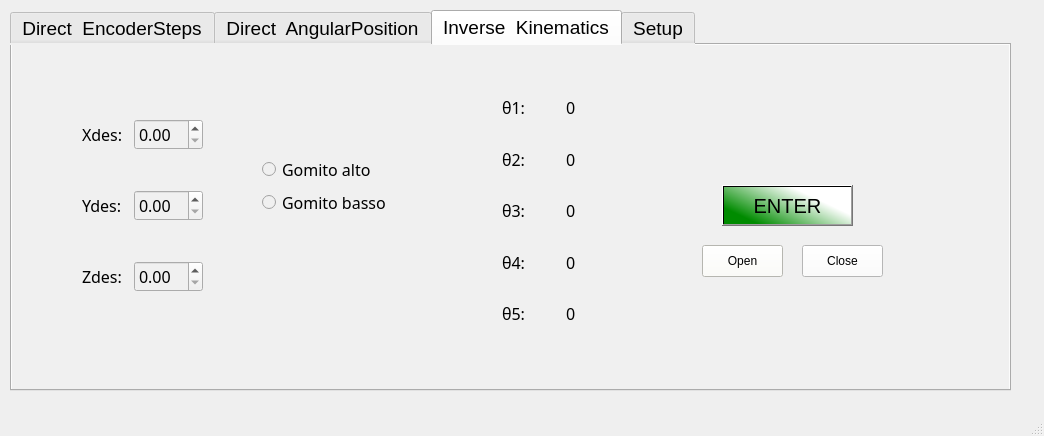
Before: the Qt Designer form pyUi/ScorbotUI/pyqtLib/qtfiles/UiClass.ui in Alfystar/Scorbot-CA, drawn with Qt 5.
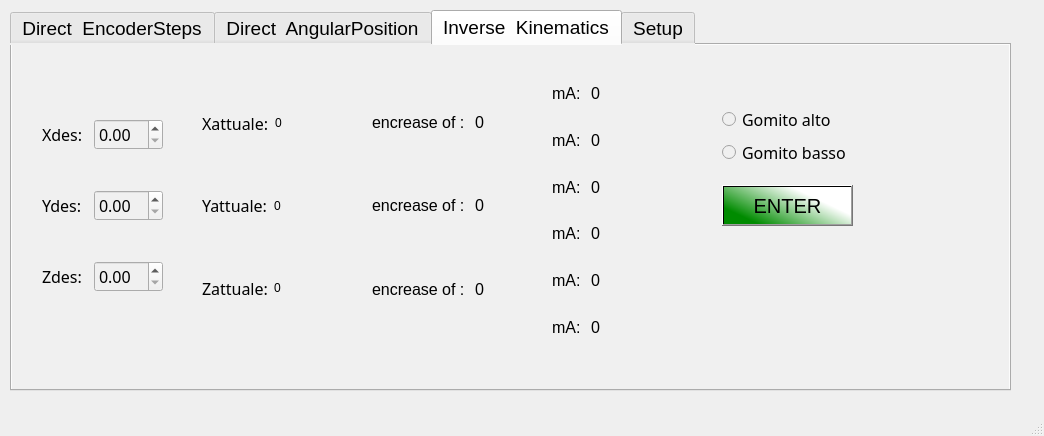
After: the same form once the commit is applied. The open tabs and pages were chosen to show the change. Icons and pictures are not drawn.

The edit to the form file:
```diff
--- a/pyUi/ScorbotUI/pyqtLib/qtfiles/UiClass.ui
+++ b/pyUi/ScorbotUI/pyqtLib/qtfiles/UiClass.ui
@@ -1898,233 +1898,6 @@
      <attribute name="title">
       <string>Inverse  Kinematics</string>
      </attribute>
-     <widget class="QWidget" name="layoutWidget_4">
-      <property name="geometry">
-       <rect>
-        <x>490</x>
-        <y>40</y>
-        <width>121</width>
-        <height>251</height>
-       </rect>
-      </property>
-      <property name="font">
-       <font>
-        <pointsize>14</pointsize>
-       </font>
-      </property>
-      <layout class="QVBoxLayout" name="VerticalLayout_teta_Invere">
-       <item>
-        <layout class="QHBoxLayout" name="horizontalLayout_4">
-         <item>
-          <widget class="QLabel" name="Teta1_inverse">
-           <property name="font">
-            <font>
-             <family>.SF NS Text</family>
-             <pointsize>12</pointsize>
-             <weight>50</weight>
-             <italic>false</italic>
-             <bold>false</bold>
-            </font>
-           </property>
-           <property name="styleSheet">
-            <string notr="true"/>
-           </property>
-           <property name="text">
-            <string>θ1:  </string>
-           </property>
-          </widget>
-         </item>
-         <item>
-          <widget class="QLabel" name="teta1_inverse_value">
-           <property name="font">
-            <font>
-             <family>.SF NS Text</family>
-             <pointsize>12</pointsize>
-             <weight>50</weight>
-             <italic>false</italic>
-             <bold>false</bold>
-            </font>
-           </property>
-           <property name="styleSheet">
-            <string notr="true"/>
-           </property>
-           <property name="text">
-            <string>0</string>
-           </property>
-          </widget>
-         </item>
-        </layout>
-       </item>
-       <item>
-        <layout class="QHBoxLayout" name="horizontalLayout_6">
-         <item>
-          <widget class="QLabel" name="teta2_inverse">
-           <property name="font">
-            <font>
-             <family>.SF NS Text</family>
-             <pointsize>12</pointsize>
-             <weight>50</weight>
-             <italic>false</italic>
-             <bold>false</bold>
-            </font>
-           </property>
-           <property name="styleSheet">
-            <string notr="true"/>
-           </property>
-           <property name="text">
-            <string>θ2:  </string>
-           </property>
-          </widget>
-         </item>
-         <item>
-          <widget class="QLabel" name="teta2_inverse_value">
-           <property name="font">
-            <font>
-             <family>.SF NS Text</family>
-             <pointsize>12</pointsize>
-             <weight>50</weight>
-             <italic>false</italic>
-             <bold>false</bold>
-            </font>
-           </property>
-           <property name="styleSheet">
-            <string notr="true"/>
-           </property>
-           <property name="text">
-            <string>0</string>
-           </property>
-          </widget>
-         </item>
-        </layout>
-       </item>
-       <item>
-        <layout class="QHBoxLayout" name="horizontalLayout_5">
-         <item>
-          <widget class="QLabel" name="teta3_inverse">
-           <property name="font">
-            <font>
-             <family>.SF NS Text</family>
-             <pointsize>12</pointsize>
-             <weight>50</weight>
-             <italic>false</italic>
-             <bold>false</bold>
-            </font>
-           </property>
-           <property name="styleSheet">
-            <string notr="true"/>
-           </property>
-           <property name="text">
-            <string>θ3:  </string>
-           </property>
-          </widget>
-         </item>
-         <item>
-          <widget class="QLabel" name="teta3_inverse_value">
-           <property name="font">
-            <font>
-             <family>.SF NS Text</family>
-             <pointsize>12</pointsize>
-             <weight>50</weight>
-             <italic>false</italic>
-             <bold>false</bold>
-            </font>
-           </property>
-           <property name="styleSheet">
-            <string notr="true"/>
-           </property>
-           <property name="text">
-            <string>0</string>
-           </property>
-          </widget>
-         </item>
-        </layout>
-       </item>
-       <item>
-        <layout class="QHBoxLayout" name="horizontalLayout_8">
-         <item>
-          <widget class="QLabel" name="teta4_inverse">
-           <property name="font">
-            <font>
-             <family>.SF NS Text</family>
-             <pointsize>12</pointsize>
-             <weight>50</weight>
-             <italic>false</italic>
-             <bold>false</bold>
-            </font>
-           </property>
-           <property name="styleSheet">
-            <string notr="true"/>
-           </property>
-           <property name="text">
-            <string>θ4:  </string>
-           </property>
-          </widget>
-         </item>
-         <item>
-          <widget class="QLabel" name="teta4_inverse_value">
-           <property name="font">
-            <font>
-             <family>.SF NS Text</family>
-             <pointsize>12</pointsize>
-             <weight>50</weight>
-             <italic>false</italic>
-             <bold>false</bold>
-            </font>
-           </property>
-           <property name="styleSheet">
-            <string notr="true"/>
-           </property>
-           <property name="text">
-            <string>0</string>
-           </property>
-          </widget>
-         </item>
-        </layout>
-       </item>
-       <item>
-        <layout class="QHBoxLayout" name="horizontalLayout_7">
-         <item>
-          <widget class="QLabel" name="teta5_inverse">
-           <property name="font">
-            <font>
-             <family>.SF NS Text</family>
-             <pointsize>12</pointsize>
-             <weight>50</weight>
-             <italic>false</italic>
-             <bold>false</bold>
-            </font>
-           </property>
-           <property name="styleSheet">
-            <string notr="true"/>
-           </property>
-           <property name="text">
-            <string>θ5:  </string>
-           </property>
-          </widget>
-         </item>
-         <item>
-          <widget class="QLabel" name="teta5_invers_value">
-           <property name="font">
-            <font>
-             <family>.SF NS Text</family>
-             <pointsize>12</pointsize>
-             <weight>50</weight>
-             <italic>false</italic>
-             <bold>false</bold>
-            </font>
-           </property>
-           <property name="styleSheet">
-            <string notr="true"/>
-           </property>
-           <property name="text">
-            <string>0</string>
-           </property>
-          </widget>
-         </item>
-        </layout>
-       </item>
-      </layout>
-     </widget>
      <widget class="QPushButton" name="PulsanteInvioPAgina_Inverse">
       <property name="geometry">
        <rect>
@@ -2149,7 +1922,7 @@
      <widget class="QWidget" name="layoutWidget">
       <property name="geometry">
        <rect>
-        <x>70</x>
+        <x>30</x>
         <y>40</y>
         <width>121</width>
         <height>241</height>
@@ -2282,43 +2055,11 @@
        </item>
       </layout>
      </widget>
-     <widget class="QPushButton" name="close3">
-      <property name="geometry">
-       <rect>
-        <x>790</x>
-        <y>200</y>
-        <width>81</width>
-        <height>32</height>
-       </rect>
-      </property>
-      <property name="styleSheet">
-       <string notr="true">background-color: rgb(255, 255, 255);</string>
-      </property>
-      <property name="text">
-       <string>Close</string>
-      </property>
-     </widget>
-     <widget class="QPushButton" name="open3">
-      <property name="geometry">
-       <rect>
-        <x>690</x>
-        <y>200</y>
-        <width>81</width>
-        <height>32</height>
-       </rect>
-      </property>
-      <property name="styleSheet">
-       <string notr="true">background-color: rgb(255, 255, 247);</string>
-      </property>
-      <property name="text">
-       <string>Open</string>
-      </property>
-     </widget>
      <widget class="QWidget" name="layoutWidget">
       <property name="geometry">
        <rect>
-        <x>250</x>
-        <y>110</y>
+        <x>710</x>
+        <y>60</y>
         <width>171</width>
         <height>61</height>
        </rect>
@@ -2370,6 +2111,455 @@
        </item>
       </layout>
      </widget>
+     <widget class="QWidget" name="layoutWidget_2">
+      <property name="geometry">
+       <rect>
+        <x>190</x>
+        <y>40</y>
+        <width>125</width>
+        <height>241</height>
+       </rect>
+      </property>
+      <layout class="QVBoxLayout" name="verticalLayout_7">
+       <property name="spacing">
+        <number>-1</number>
+       </property>
+       <item>
+        <layout class="QHBoxLayout" name="horizontalLayout_4">
+         <property name="sizeConstraint">
+          <enum>QLayout::SetDefaultConstraint</enum>
+         </property>
+         <item>
+          <widget class="QLabel" name="Xattuale">
+           <property name="font">
+            <font>
+             <family>.SF NS Text</family>
+             <pointsize>12</pointsize>
+             <weight>50</weight>
+             <italic>false</italic>
+             <bold>false</bold>
+             <kerning>true</kerning>
+            </font>
+           </property>
+           <property name="styleSheet">
+            <string notr="true"/>
+           </property>
+           <property name="text">
+            <string>Xattuale:</string>
+           </property>
+          </widget>
+         </item>
+         <item>
+          <widget class="QLabel" name="Xattuale_value">
+           <property name="text">
+            <string>0</string>
+           </property>
+          </widget>
+         </item>
+        </layout>
+       </item>
+       <item>
+        <layout class="QHBoxLayout" name="horizontalLayout_5">
+         <item>
+          <widget class="QLabel" name="Yattuale">
+           <property name="font">
+            <font>
+             <family>.SF NS Text</family>
+             <pointsize>12</pointsize>
+             <weight>50</weight>
+             <italic>false</italic>
+             <bold>false</bold>
+            </font>
+           </property>
+           <property name="styleSheet">
+            <string notr="true"/>
+           </property>
+           <property name="text">
+            <string>Yattuale:</string>
+           </property>
+          </widget>
+         </item>
+         <item>
+          <widget class="QLabel" name="Yattuale_value">
+           <property name="text">
+            <string>0</string>
+           </property>
+          </widget>
+         </item>
+        </layout>
+       </item>
+       <item>
+        <layout class="QHBoxLayout" name="horizontalLayout_6">
+         <item>
+          <widget class="QLabel" name="Zattuale">
+           <property name="font">
+            <font>
+             <family>.SF NS Text</family>
+             <pointsize>12</pointsize>
+             <weight>50</weight>
+             <italic>false</italic>
+             <bold>false</bold>
+            </font>
+           </property>
+           <property name="styleSheet">
+            <string notr="true"/>
+           </property>
+           <property name="text">
+            <string>Zattuale:</string>
+           </property>
+          </widget>
+         </item>
+         <item>
+          <widget class="QLabel" name="Zattuale_value">
+           <property name="text">
+            <string>0</string>
+           </property>
+          </widget>
+         </item>
+        </layout>
+       </item>
+      </layout>
+     </widget>
+     <widget class="QWidget" name="layoutWidget_4">
+      <property name="geometry">
+       <rect>
+        <x>540</x>
+        <y>30</y>
+        <width>111</width>
+        <height>271</height>
+       </rect>
+      </property>
+      <property name="font">
+       <font>
+        <pointsize>14</pointsize>
+       </font>
+      </property>
+      <layout class="QVBoxLayout" name="VmADir_4">
+       <property name="spacing">
+        <number>10</number>
+       </property>
+       <item>
+        <layout class="QHBoxLayout" name="horizontalLayout_73">
+         <item>
+          <widget class="QLabel" name="mA1_inv">
+           <property name="enabled">
+            <bool>true</bool>
+           </property>
+           <property name="sizePolicy">
+            <sizepolicy hsizetype="Fixed" vsizetype="Preferred">
+             <horstretch>0</horstretch>
+             <verstretch>0</verstretch>
+            </sizepolicy>
+           </property>
+           <property name="font">
+            <font>
+             <pointsize>12</pointsize>
+            </font>
+           </property>
+           <property name="text">
+            <string>mA:</string>
+           </property>
+          </widget>
+         </item>
+         <item>
+          <widget class="QLabel" name="mA1_inv_v">
+           <property name="font">
+            <font>
+             <pointsize>12</pointsize>
+            </font>
+           </property>
+           <property name="text">
+            <string>0</string>
+           </property>
+          </widget>
+         </item>
+        </layout>
+       </item>
+       <item>
+        <layout class="QHBoxLayout" name="horizontalLayout_74">
+         <item>
+          <widget class="QLabel" name="mA2_inv">
+           <property name="enabled">
+            <bool>true</bool>
+           </property>
+           <property name="sizePolicy">
+            <sizepolicy hsizetype="Fixed" vsizetype="Preferred">
+             <horstretch>0</horstretch>
+             <verstretch>0</verstretch>
+            </sizepolicy>
+           </property>
+           <property name="font">
+            <font>
+             <pointsize>12</pointsize>
+            </font>
+           </property>
+           <property name="text">
+            <string>mA:</string>
+           </property>
+          </widget>
+         </item>
+         <item>
+          <widget class="QLabel" name="mA2_inv_v">
+           <property name="font">
+            <font>
+             <pointsize>12</pointsize>
+            </font>
+           </property>
+           <property name="text">
+            <string>0</string>
+           </property>
+          </widget>
+         </item>
+        </layout>
+       </item>
+       <item>
+        <layout class="QHBoxLayout" name="horizontalLayout_75">
+         <item>
+          <widget class="QLabel" name="mA3_inv">
+           <property name="sizePolicy">
+            <sizepolicy hsizetype="Fixed" vsizetype="Preferred">
+             <horstretch>0</horstretch>
+             <verstretch>0</verstretch>
+            </sizepolicy>
+           </property>
+           <property name="font">
+            <font>
+             <pointsize>12</pointsize>
+            </font>
+           </property>
+           <property name="text">
+            <string>mA:</string>
+           </property>
+          </widget>
+         </item>
+         <item>
+          <widget class="QLabel" name="mA3_inv_v">
+           <property name="font">
+            <font>
+             <pointsize>12</pointsize>
+            </font>
+           </property>
+           <property name="text">
+            <string>0</string>
+           </property>
+          </widget>
+         </item>
+        </layout>
+       </item>
+       <item>
+        <layout class="QHBoxLayout" name="horizontalLayout_76">
+         <item>
+          <widget class="QLabel" name="mA4_inv">
+           <property name="sizePolicy">
+            <sizepolicy hsizetype="Fixed" vsizetype="Preferred">
+             <horstretch>0</horstretch>
+             <verstretch>0</verstretch>
+            </sizepolicy>
+           </property>
+           <property name="font">
+            <font>
+             <pointsize>12</pointsize>
+            </font>
+           </property>
+           <property name="text">
+            <string>mA:</string>
+           </property>
+          </widget>
+         </item>
+         <item>
+          <widget class="QLabel" name="mA4_inv_v">
+           <property name="font">
+            <font>
+             <pointsize>12</pointsize>
+            </font>
+           </property>
+           <property name="text">
+            <string>0</string>
+           </property>
+          </widget>
+         </item>
+        </layout>
+       </item>
+       <item>
+        <layout class="QHBoxLayout" name="horizontalLayout_77">
+         <item>
+          <widget class="QLabel" name="mA5_inv">
+           <property name="sizePolicy">
+            <sizepolicy hsizetype="Fixed" vsizetype="Preferred">
+             <horstretch>0</horstretch>
+             <verstretch>0</verstretch>
+            </sizepolicy>
+           </property>
+           <property name="font">
+            <font>
+             <pointsize>12</pointsize>
+            </font>
+           </property>
+           <property name="text">
+            <string>mA:</string>
+           </property>
+          </widget>
+         </item>
+         <item>
+          <widget class="QLabel" name="mA5_inv_v">
+           <property name="font">
+            <font>
+             <pointsize>12</pointsize>
+            </font>
+           </property>
+           <property name="text">
+            <string>0</string>
+           </property>
+          </widget>
+         </item>
+        </layout>
+       </item>
+       <item>
+        <layout class="QHBoxLayout" name="horizontalLayout_78">
+         <item>
+          <widget class="QLabel" name="mA6_inv">
+           <property name="sizePolicy">
+            <sizepolicy hsizetype="Fixed" vsizetype="Preferred">
+             <horstretch>0</horstretch>
+             <verstretch>0</verstretch>
+            </sizepolicy>
+           </property>
+           <property name="font">
+            <font>
+             <pointsize>12</pointsize>
+            </font>
+           </property>
+           <property name="text">
+            <string>mA:</string>
+           </property>
+          </widget>
+         </item>
+         <item>
+          <widget class="QLabel" name="mA6_inv_v">
+           <property name="font">
+            <font>
+             <pointsize>12</pointsize>
+            </font>
+           </property>
+           <property name="text">
+            <string>0</string>
+           </property>
+          </widget>
+         </item>
+        </layout>
+       </item>
+      </layout>
+     </widget>
+     <widget class="QWidget" name="layoutWidget_10">
+      <property name="geometry">
+       <rect>
+        <x>360</x>
+        <y>40</y>
+        <width>141</width>
+        <height>241</height>
+       </rect>
+      </property>
+      <property name="font">
+       <font>
+        <pointsize>12</pointsize>
+       </font>
+      </property>
+      <layout class="QVBoxLayout" name="VEncDir_3">
+       <property name="spacing">
+        <number>10</number>
+       </property>
+       <property name="topMargin">
+        <number>0</number>
+       </property>
+       <item>
+        <layout class="QHBoxLayout" name="horizontalLayout_79">
+         <item>
+          <widget class="QLabel" name="encrease1_3">
+           <property name="font">
+            <font>
+             <pointsize>12</pointsize>
+            </font>
+           </property>
+           <property name="text">
+            <string>encrease of :</string>
+           </property>
+          </widget>
+         </item>
+         <item>
+          <widget class="QLabel" name="encrease1_inv">
+           <property name="font">
+            <font>
+             <pointsize>12</pointsize>
+            </font>
+           </property>
+           <property name="text">
+            <string>0</string>
+           </property>
+          </widget>
+         </item>
+        </layout>
+       </item>
+       <item>
+        <layout class="QHBoxLayout" name="horizontalLayout_80">
+         <item>
+          <widget class="QLabel" name="encrease2_3">
+           <property name="font">
+            <font>
+             <pointsize>12</pointsize>
+            </font>
+           </property>
+           <property name="text">
+            <string>encrease of :</string>
+           </property>
+          </widget>
+         </item>
+         <item>
+          <widget class="QLabel" name="encrease2_inv">
+           <property name="font">
+            <font>
+             <pointsize>12</pointsize>
+            </font>
+           </property>
+           <property name="text">
+            <string>0</string>
+           </property>
+          </widget>
+         </item>
+        </layout>
+       </item>
+       <item>
+        <layout class="QHBoxLayout" name="horizontalLayout_81">
+         <item>
+          <widget class="QLabel" name="encrease3_3">
+           <property name="font">
+            <font>
+             <pointsize>12</pointsize>
+            </font>
+           </property>
+           <property name="text">
+            <string>encrease of :</string>
+           </property>
+           <property name="indent">
+            <number>-1</number>
+           </property>
+          </widget>
+         </item>
+         <item>
+          <widget class="QLabel" name="encrease3_inv">
+           <property name="font">
+            <font>
+             <pointsize>12</pointsize>
+            </font>
+           </property>
+           <property name="text">
+            <string>0</string>
+           </property>
+          </widget>
+         </item>
+        </layout>
+       </item>
+      </layout>
+     </widget>
     </widget>
     <widget class="QWidget" name="Setup">
      <attribute name="title">
```
Left out of the diff: 66 changed lines with no effect on the pictures.
